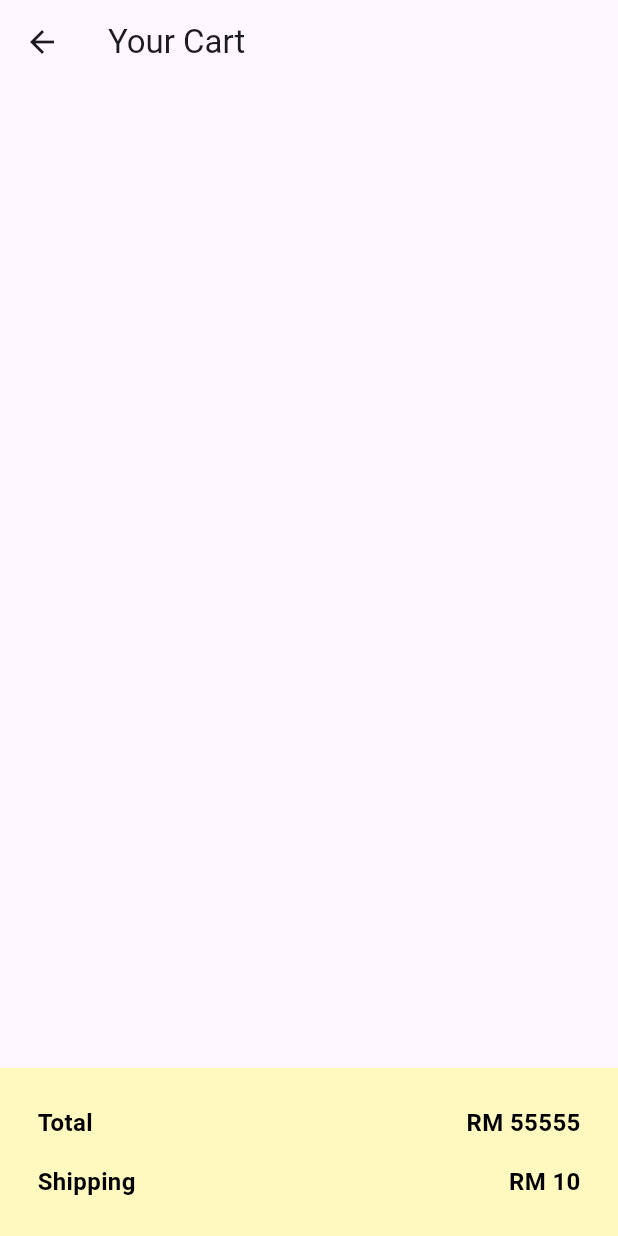
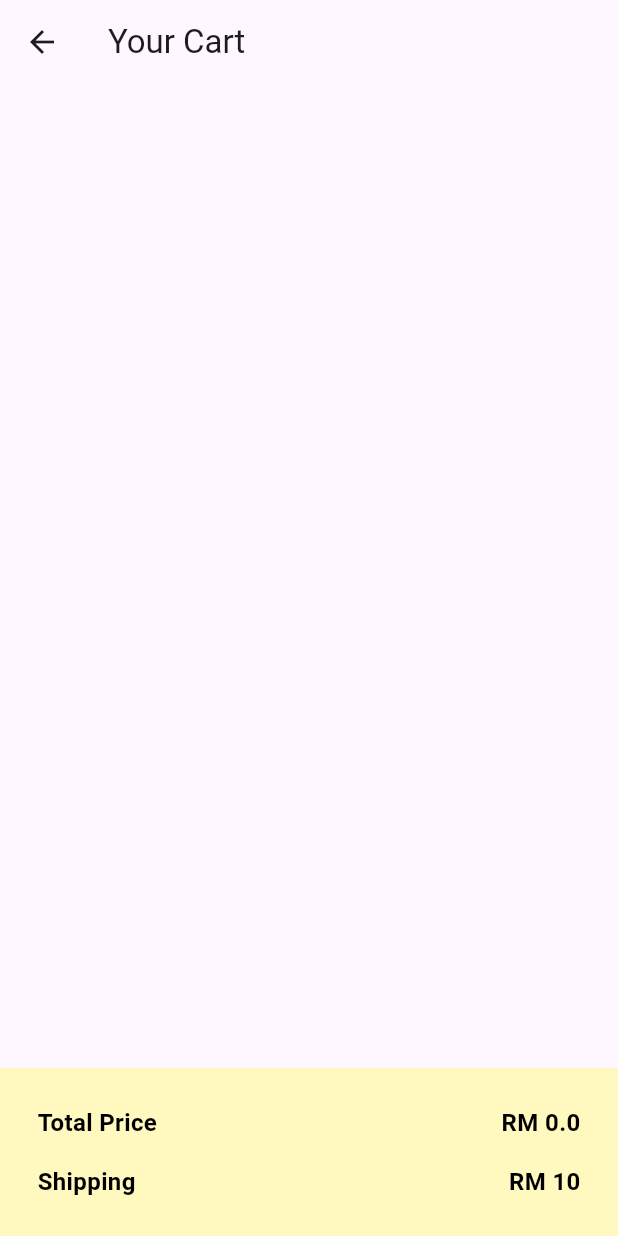
Before and after one commit to oishylea/SwitchSavvy, a Flutter app: the CartPage screen opened by its route, on a phone screen of 412 x 824 dp. Run offline on Flutter 3.47's test engine with Material 3 defaults, Android fonts, the phone set to English and light mode, and no system bars; our stand-ins replace device_preview, google_fonts.

Commit message:
total price

```diff
--- a/switch_savvy/lib/pages/cart_page.dart
+++ b/switch_savvy/lib/pages/cart_page.dart
@@ -26,10 +26,10 @@
     }
 
     // // Calculate the total price
-    // double totalPrice = cart.fold(
-    //   0.0,
-    //   (sum, cartItem) => sum + (double.parse(cartItem.game.price) * cartItem.quantity),
-    // );
+    double totalPrice = cart.fold(
+      0.0,
+      (sum, cartItem) => sum + (double.parse(cartItem.price) * cartItem.quantity),
+   );
 
     return Scaffold(
       appBar: AppBar(
@@ -112,7 +112,7 @@
               mainAxisAlignment: MainAxisAlignment.spaceBetween,
               children: [
                 const Text(
-            "Total",
+                  "Total Price",
                   style: TextStyle(
                     color: Colors.black,
                     fontWeight: FontWeight.bold,
@@ -120,7 +120,7 @@
                   ),
                 ),
                 Text(
-            "RM 55555",
+                  "RM $totalPrice",
                   style: const TextStyle(
                     color: Colors.black,
                     fontWeight: FontWeight.bold,
```
Lines whose indentation alone changed are shown as unchanged.
